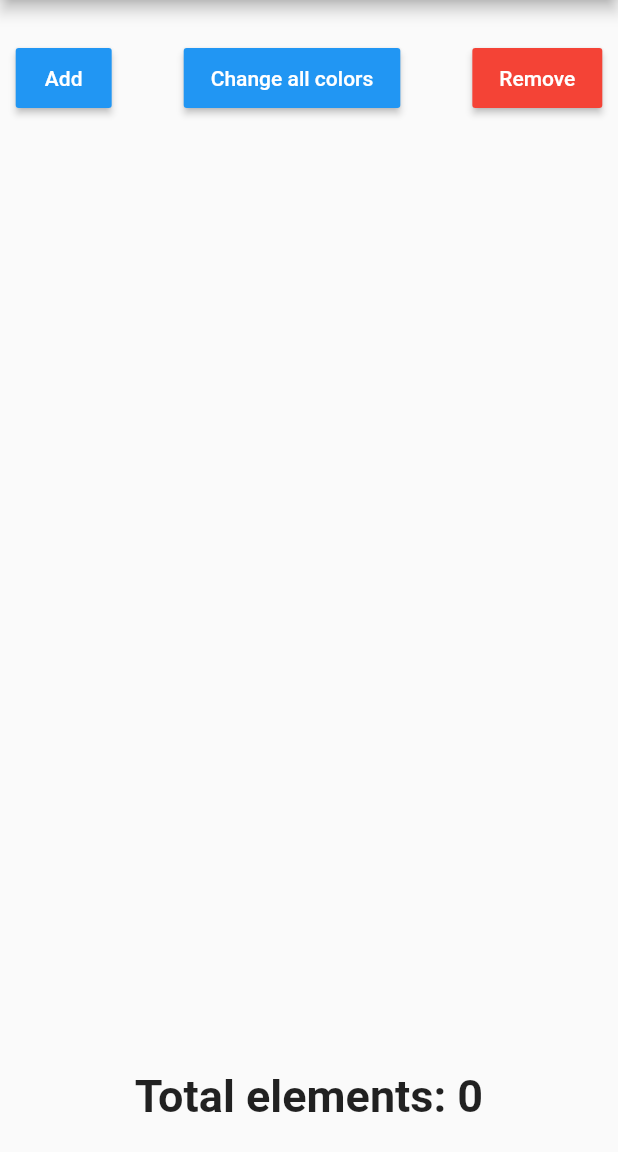
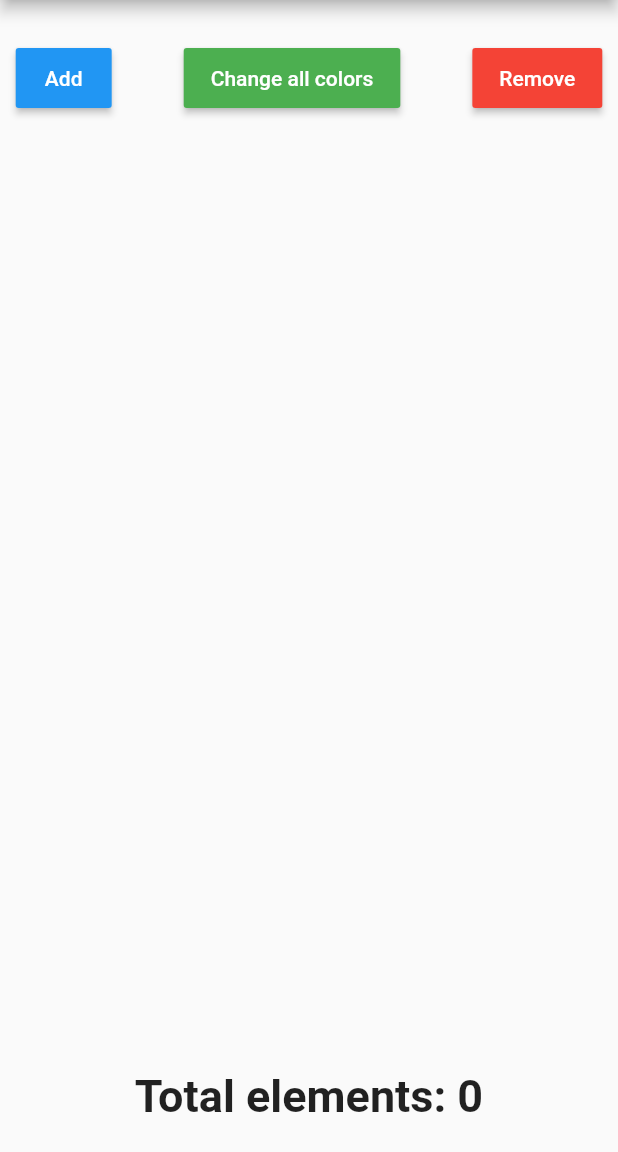
Before and after one commit to Vorun5/Flutter-practice, a Flutter app: the screen it shows after launch, on a phone screen of 412 x 824 dp, the part 84-1236 px from its top. Run offline on Flutter 3.47's test engine with Material 2 defaults, Android fonts, the light colour scheme and no system bars; our stand-ins replace decimal, flutter_svg; missing offline and left inert: beautiful_soup_dart.

Commit message:
Cahnge color button

```diff
--- a/random_colors/lib/main.dart
+++ b/random_colors/lib/main.dart
@@ -75,7 +75,7 @@ class _RandomColorsApp extends State<RandomColorsApp> {
                         padding: const EdgeInsets.fromLTRB(40, 0, 40, 0),
                         child: MaterialButton(
                           height: 40.0,
-                          color: Colors.blue,
+                          color: Colors.green,
                           onPressed: () {
                             for (int i = 0; i < _colors.length; i++) {
                               changeColor(i);
```
